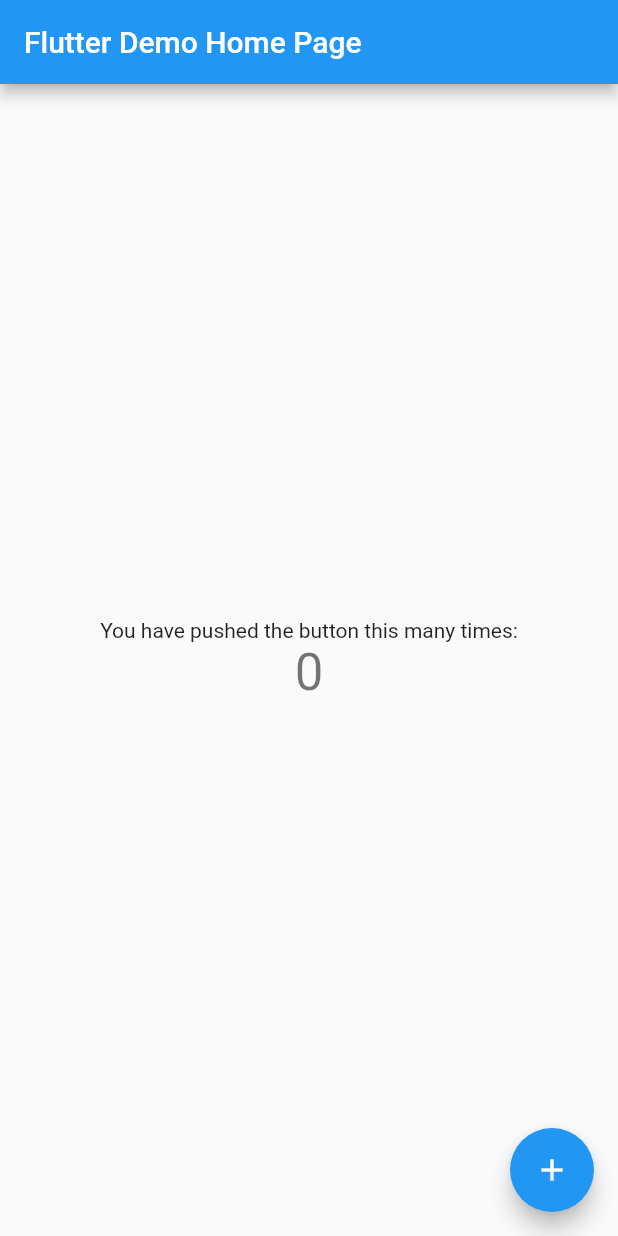
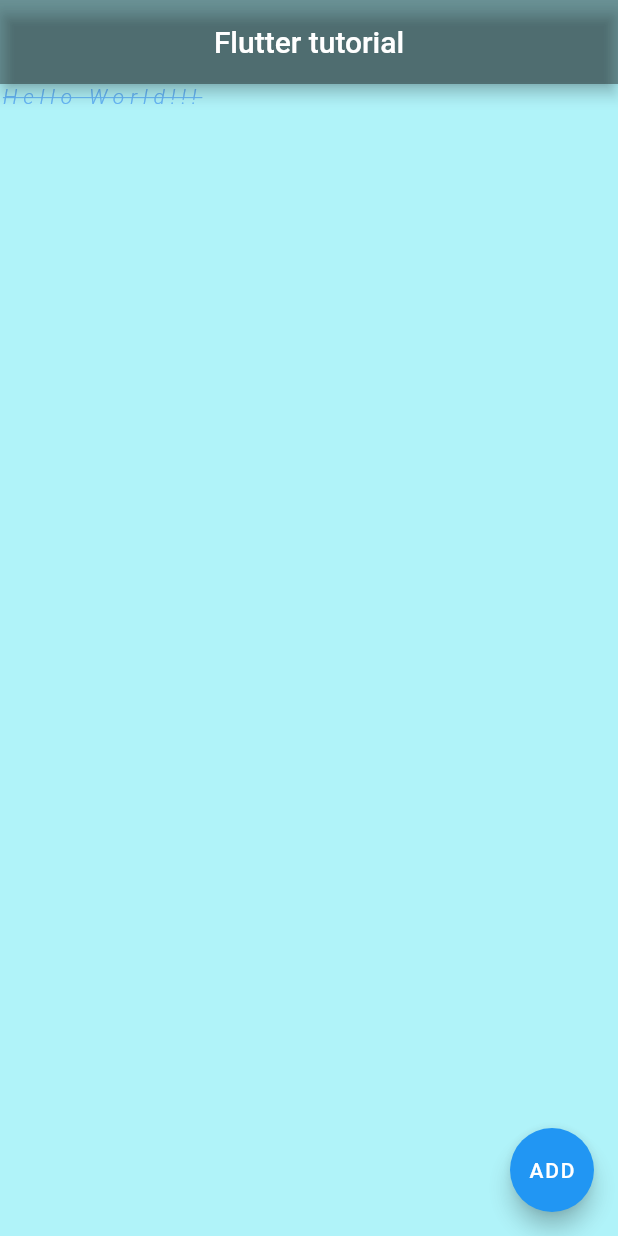
Before and after one commit to HarakaRisasi/flutter_and_python, a Flutter app: the screen it shows after launch, on a phone screen of 412 x 824 dp. Run offline on Flutter 3.47's test engine with Material 2 defaults, Android fonts, the phone set to English and light mode, and no system bars; missing offline and left inert: dart:ffi.

Commit message:
Все во Flutter это виджеты. - Понятная документация. - Удобно создавать виджеты. - Очень понятная и удобная настройка виджетов

```diff
--- a/hello_world/flutter_app/lib/main.dart
+++ b/hello_world/flutter_app/lib/main.dart
@@ -1,113 +1,37 @@
+import 'dart:ffi';
+
 import 'package:flutter/material.dart';
 
 void main() {
-  runApp(MyApp());
-}
-
-class MyApp extends StatelessWidget {
-  // This widget is the root of your application.
-  @override
-  Widget build(BuildContext context) {
-    return MaterialApp(
-      title: 'Flutter Demo',
-      theme: ThemeData(
-        // This is the theme of your application.
-        //
-        // Try running your application with "flutter run". You'll see the
-        // application has a blue toolbar. Then, without quitting the app, try
-        // changing the primarySwatch below to Colors.green and then invoke
-        // "hot reload" (press "r" in the console where you ran "flutter run",
-        // or simply save your changes to "hot reload" in a Flutter IDE).
-        // Notice that the counter didn't reset back to zero; the application
-        // is not restarted.
-        primarySwatch: Colors.blue,
+  runApp(
+    MaterialApp(
+      title: "HarakaTestApp",
+      home: Scaffold(
+        // Реализует базовую структуру визуального макета материального дизайна.
+        appBar: AppBar(
+          title: Text("Flutter tutorial"),
+          centerTitle: true,
+          backgroundColor: Colors.black38,
         ),
-      home: MyHomePage(title: 'Flutter Demo Home Page'),
-    );
-  }
-}
-
-class MyHomePage extends StatefulWidget {
-  MyHomePage({Key key, this.title}) : super(key: key);
-
-  // This widget is the home page of your application. It is stateful, meaning
-  // that it has a State object (defined below) that contains fields that affect
-  // how it looks.
-
-  // This class is the configuration for the state. It holds the values (in this
-  // case the title) provided by the parent (in this case the App widget) and
-  // used by the build method of the State. Fields in a Widget subclass are
-  // always marked "final".
-
-  final String title;
-
-  @override
-  _MyHomePageState createState() => _MyHomePageState();
-}
-
-class _MyHomePageState extends State<MyHomePage> {
-  int _counter = 0;
-
-  void _incrementCounter() {
-    setState(() {
-      // This call to setState tells the Flutter framework that something has
-      // changed in this State, which causes it to rerun the build method below
-      // so that the display can reflect the updated values. If we changed
-      // _counter without calling setState(), then the build method would not be
-      // called again, and so nothing would appear to happen.
-      _counter++;
-    });
-  }
-
-  @override
-  Widget build(BuildContext context) {
-    // This method is rerun every time setState is called, for instance as done
-    // by the _incrementCounter method above.
-    //
-    // The Flutter framework has been optimized to make rerunning build methods
-    // fast, so that you can just rebuild anything that needs updating rather
-    // than having to individually change instances of widgets.
-    return Scaffold(
-      appBar: AppBar(
-        // Here we take the value from the MyHomePage object that was created by
-        // the App.build method, and use it to set our appbar title.
-        title: Text(widget.title),
+        body: Text(
+          "Hello World!!!",
+          style: TextStyle(
+              fontSize: 14.00,
+              fontStyle: FontStyle.italic,
+              fontWeight: FontWeight.w300,
+              decoration: TextDecoration.lineThrough,
+              letterSpacing: 3.89,
+              // color: Color(0xFFA94AF3) // If I want to use the HEX color code.
+              color: Colors.blue[300]),
         ),
-      body: Center(
-        // Center is a layout widget. It takes a single child and positions it
-        // in the middle of the parent.
-        child: Column(
-          // Column is also a layout widget. It takes a list of children and
-          // arranges them vertically. By default, it sizes itself to fit its
-          // children horizontally, and tries to be as tall as its parent.
-          //
-          // Invoke "debug painting" (press "p" in the console, choose the
-          // "Toggle Debug Paint" action from the Flutter Inspector in Android
-          // Studio, or the "Toggle Debug Paint" command in Visual Studio Code)
-          // to see the wireframe for each widget.
-          //
-          // Column has various properties to control how it sizes itself and
-          // how it positions its children. Here we use mainAxisAlignment to
-          // center the children vertically; the main axis here is the vertical
-          // axis because Columns are vertical (the cross axis would be
-          // horizontal).
-          mainAxisAlignment: MainAxisAlignment.center,
-          children: <Widget>[
-            Text(
-              'You have pushed the button this many times:',
+        floatingActionButton: FloatingActionButton(
+          child: Text("ADD"),
         ),
-            Text(
-              '$_counter',
-              style: Theme.of(context).textTheme.headline4,
-            ),
-          ],
+        backgroundColor: Color(0x612FDFEE),
       ),
     ),
-      floatingActionButton: FloatingActionButton(
-        onPressed: _incrementCounter,
-        tooltip: 'Increment',
-        child: Icon(Icons.add),
-      ), // This trailing comma makes auto-formatting nicer for build methods.
   );
+  //runApp делает переданный ей виджет, корневым виджетом дерева.
+  // Поскольку MaterialApp - это высокоуровневый виджет, то передаем его непосредственно в ф-ю runApp().
+  // home - это виджет (в данном случае - аргумент), который отобразит все, что будет на экране при старте.
 }
-}
```
Lines whose indentation alone changed are shown as unchanged.
